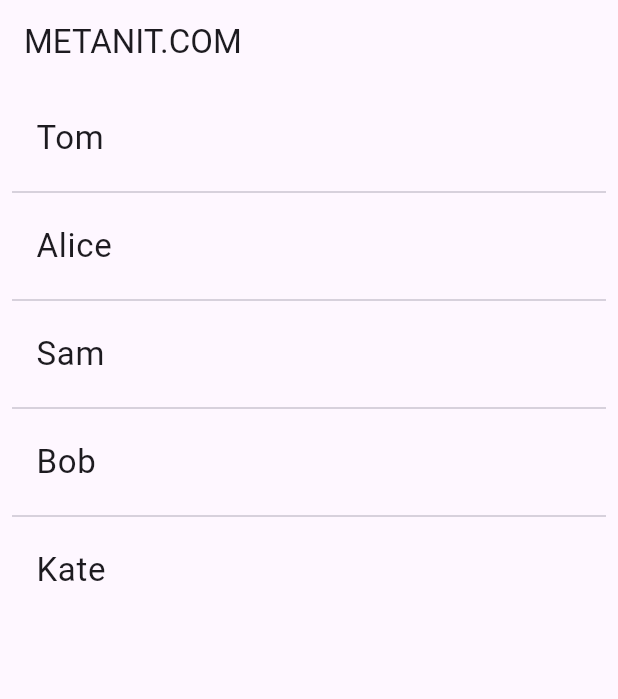
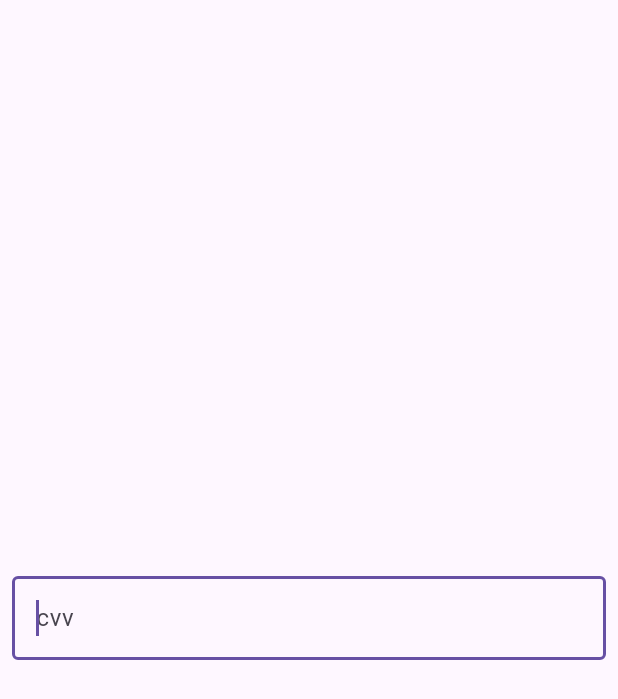
Before and after one commit to AndryMaster/flutter-learning, a Flutter app: the screen it shows after launch, on a phone screen of 412 x 824 dp. Shown: the top 699 px of the screen. Run offline on Flutter 3.47's test engine with Material 3 defaults, Android fonts, the phone set to English and light mode, and no system bars.

Commit message:
up to 2.15

```diff
--- a/lib/main.dart
+++ b/lib/main.dart
@@ -1,23 +1,38 @@
 import 'package:flutter/material.dart';
-
-final List<String> users = ["Tom", "Alice", "Sam", "Bob", "Kate"];
+import 'package:flutter/services.dart';
 
 void main() {
-  runApp(
-    MaterialApp(
-      home: Scaffold(
-        body: ListView.separated(
-          padding: const EdgeInsets.all(8),
-          itemCount: users.length,
-          separatorBuilder: (BuildContext context, int index) => Divider(),
-          itemBuilder: (BuildContext context, int index) {
-            return ListTile(
-              title: Text(users[index], style: TextStyle(fontSize: 22)),
-            );
-          },
+  runApp(const MaterialApp(home: MyCustomForm()));
+}
+
+class MyCustomForm extends StatefulWidget {
+  const MyCustomForm({super.key});
+
+  @override
+  State<MyCustomForm> createState() => _MyCustomFormState();
+}
+
+class _MyCustomFormState extends State<MyCustomForm> {
+  @override
+  Widget build(BuildContext context) {
+    final numberFormatter = FilteringTextInputFormatter.allow(RegExp(r'[0-9]'));
+    final lengthFormatter = LengthLimitingTextInputFormatter(3);
+
+    return Scaffold(
+      body: Center(
+        child: Padding(
+          padding: const EdgeInsets.all(8.0),
+          child: TextField(
+            autofocus: true,
+            keyboardType: TextInputType.number,
+            inputFormatters: [numberFormatter, lengthFormatter],
+            decoration: const InputDecoration(
+              border: OutlineInputBorder(),
+              hintText: 'cvv',
+            ),
+          ),
         ),
-        appBar: AppBar(title: Text("METANIT.COM")),
       ),
-    ),
-  );
+    );
+  }
 }
```
Also changed, not shown: lib/bulb.dart (added, +46 -0 lines), 1 other file.
